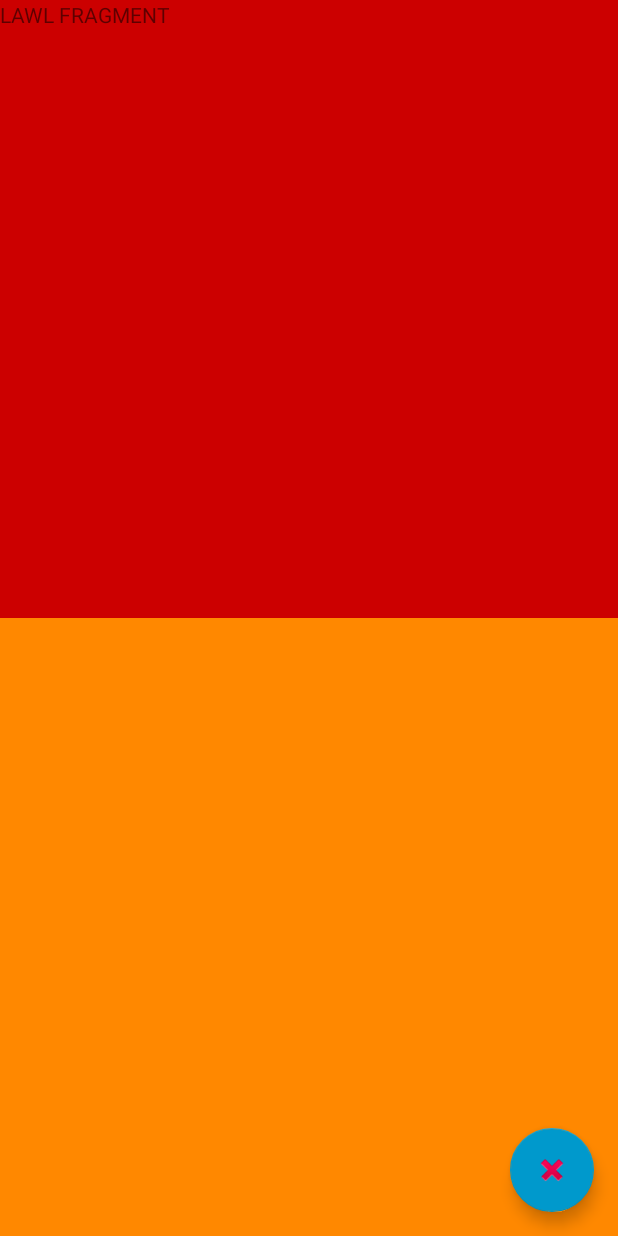
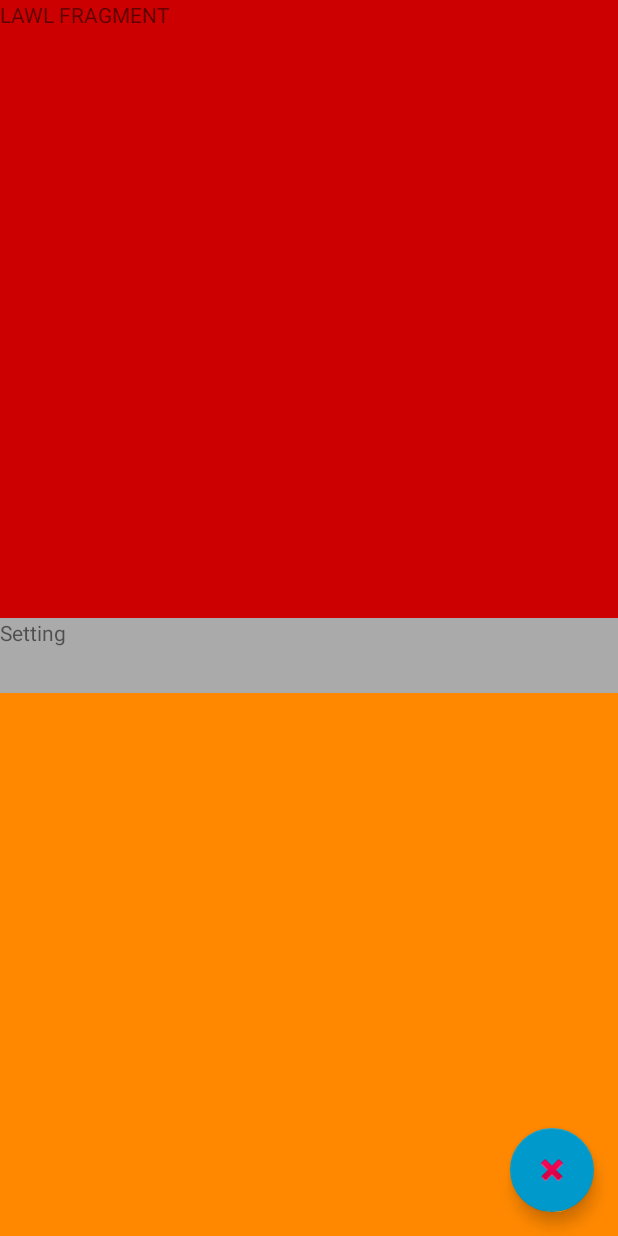
Before and after one commit to Minimata/AndroidProject, an Android app: the screen it shows after launch (MainActivity), after a tap on an icon or button, on a phone screen of 412 x 824 dp. Run offline under Robolectric (Android 15) with nearby library versions, the phone set to English and light mode, and no system bars; 2 statements that could not run were skipped.

Commit message:
title screen for better UI and interaction with bottom sheet

```diff
--- a/GeoSys/app/src/main/res/layout/activity_main.xml
+++ b/GeoSys/app/src/main/res/layout/activity_main.xml
@@ -54,9 +54,16 @@
         android:layout_weight="1"
         android:background="@android:color/holo_orange_dark"
         android:clipToPadding="true"
+        android:orientation="vertical"
         app:behavior_hideable="true"
         app:behavior_peekHeight="50dp"
         app:layout_behavior="android.support.design.widget.BottomSheetBehavior">
+
+        <TextView
+            android:layout_width="match_parent"
+            android:layout_height="50dp"
+            android:text="Setting"
+            android:background="@android:color/darker_gray"/>
 
         <FrameLayout xmlns:android="http://schemas.android.com/apk/res/android"
             android:id="@+id/Type_fragment_container"
```
